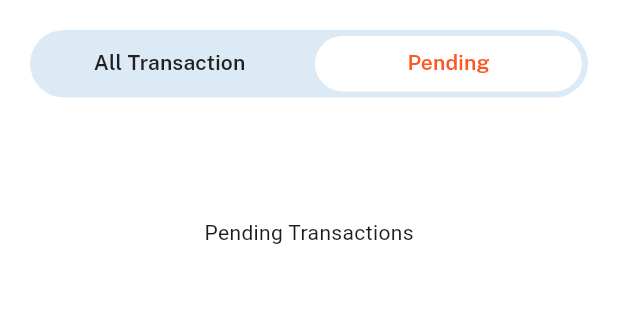
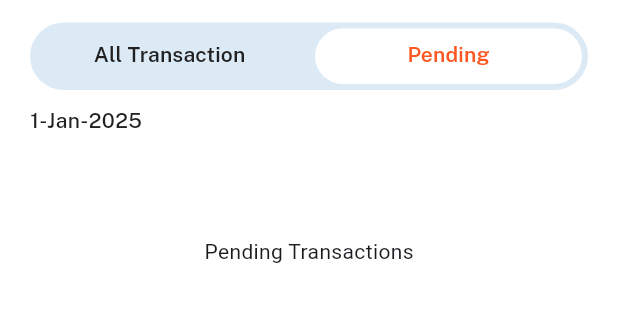
Before and after one commit to Sabusabith/parking_admin, a Flutter app: the BottomScreen widget shown alone on an empty page, opened directly, tab 2 chosen, on a phone screen of 412 x 824 dp, the part 90-412 px from its top. Run offline on Flutter 3.47's test engine with Material 3 defaults, Android fonts, the phone set to English and light mode, and no system bars; our stand-ins replace flutter_otp_text_field, flutter_svg, get, google_fonts, smooth_page_indicator, syncfusion_flutter_charts.

Commit message:
commit after complete wallet ui design

```diff
--- /dev/null
+++ b/lib/views/home/my_wallet/bottom_screen/all_transaction_tab/all_transaction_tab.dart
@@ -0,0 +1,251 @@
+import 'package:flutter/material.dart';
+import 'package:flutter_svg/flutter_svg.dart';
+import 'package:get/get_state_manager/src/rx_flutter/rx_obx_widget.dart';
+import 'package:google_fonts/google_fonts.dart';
+
+import '../../../../../utils/common/appcolors.dart';
+import '../../../../../utils/dummy_datas/all_booking_data.dart';
+
+class AllTransactionTab extends StatelessWidget {
+  const AllTransactionTab({super.key});
+
+  @override
+  Widget build(BuildContext context) {
+    Size size = MediaQuery.of(context).size;
+    return Expanded(
+      child: ListView.builder(
+        physics: BouncingScrollPhysics(),
+        itemCount: bookingdatas.length,
+        itemBuilder: (context, index) {
+          return Padding(
+            padding: const EdgeInsets.symmetric(horizontal: 20),
+            child: Column(
+              children: [
+                SizedBox(
+                  height: 10,
+                ),
+                Stack(children: [
+                  Container(
+                    // color: Colors.red,
+                    height: 100,
+                    width: size.width,
+                    child: Padding(
+                      padding: const EdgeInsets.only(top: 7),
+                      child: Container(
+                          width: size.width,
+                          height: 90,
+                          decoration: BoxDecoration(
+                              color: kgreytilecolor,
+                              borderRadius: BorderRadius.circular(24)),
+                          child: Stack(children: [
+                            Column(children: [
+                              Row(
+                                mainAxisAlignment: MainAxisAlignment.start,
+                                children: [
+                                  Container(
+                                    width: 100,
+                                    height: 90,
+                                    // color: Colors.green.withOpacity(.5),
+                                    child: Padding(
+                                      padding: const EdgeInsets.only(left: 15),
+                                      child: Column(
+                                        crossAxisAlignment:
+                                            CrossAxisAlignment.start,
+                                        mainAxisAlignment:
+                                            MainAxisAlignment.center,
+                                        children: [
+                                          Row(
+                                            crossAxisAlignment:
+                                                CrossAxisAlignment.start,
+                                            children: [
+                                              //car image
+                                              Column(
+                                                children: [
+                                                  Image.asset(
+                                                    bookingdatas[index].image,
+                                                    height: 29,
+                                                  ),
+                                                  SizedBox(
+                                                    width: 80,
+                                                    child: Text(
+                                                      bookingdatas[index]
+                                                          .vehiclename,
+                                                      style: GoogleFonts
+                                                          .publicSans(
+                                                        fontSize: 10,
+                                                        fontWeight:
+                                                            FontWeight.w500,
+                                                        color: Colors
+                                                            .grey.shade900,
+                                                      ),
+                                                      overflow:
+                                                          TextOverflow.ellipsis,
+                                                      textAlign:
+                                                          TextAlign.center,
+                                                    ),
+                                                  )
+                                                ],
+                                              ),
+                                            ],
+                                          ),
+                                        ],
+                                      ),
+                                    ),
+                                  ),
+                                  SizedBox(
+                                    width: 5,
+                                  ),
+                                  Container(
+                                    width: 3,
+                                    height: 63,
+                                    color: Color(0xffC6DFF8),
+                                  ),
+                                  Expanded(
+                                      flex: 2,
+                                      child: Container(
+                                        height: 90,
+                                        // color: ksecndrycolor,
+                                        child: Column(
+                                          mainAxisAlignment:
+                                              MainAxisAlignment.center,
+                                          children: [
+                                            SizedBox(
+                                              height: 5,
+                                            ),
+                                            Padding(
+                                              padding:
+                                                  const EdgeInsets.symmetric(
+                                                      horizontal: 10),
+                                              child: Row(
+                                                crossAxisAlignment:
+                                                    CrossAxisAlignment.center,
+                                                children: [
+                                                  SvgPicture.asset(
+                                                      "assets/icons/Clock.svg"),
+                                                  SizedBox(
+                                                    width: 7,
+                                                  ),
+                                                  Text(
+                                                    bookingdatas[index].time,
+                                                    style:
+                                                        GoogleFonts.publicSans(
+                                                            fontSize: 10,
+                                                            fontWeight:
+                                                                FontWeight.w500,
+                                                            color: Colors
+                                                                .grey.shade900),
+                                                  )
+                                                ],
+                                              ),
+                                            ),
+                                            SizedBox(
+                                              height: 5,
+                                            ),
+                                            Padding(
+                                              padding:
+                                                  const EdgeInsets.symmetric(
+                                                      horizontal: 10),
+                                              child: Row(
+                                                crossAxisAlignment:
+                                                    CrossAxisAlignment.center,
+                                                children: [
+                                                  SvgPicture.asset(
+                                                      "assets/icons/charge.svg"),
+                                                  SizedBox(
+                                                    width: 7,
+                                                  ),
+                                                  Text(
+                                                    bookingdatas[index]
+                                                        .charging,
+                                                    style:
+                                                        GoogleFonts.publicSans(
+                                                            fontSize: 10,
+                                                            fontWeight:
+                                                                FontWeight.w500,
+                                                            color: Colors
+                                                                .grey.shade900),
+                                                  )
+                                                ],
+                                              ),
+                                            ),
+                                            SizedBox(
+                                              height: 5,
+                                            ),
+                                            Padding(
+                                              padding:
+                                                  const EdgeInsets.symmetric(
+                                                      horizontal: 10),
+                                              child: Row(
+                                                crossAxisAlignment:
+                                                    CrossAxisAlignment.center,
+                                                children: [
+                                                  SvgPicture.asset(
+                                                      "assets/icons/flag.svg"),
+                                                  SizedBox(
+                                                    width: 7,
+                                                  ),
+                                                  Text(
+                                                    bookingdatas[index].slot,
+                                                    style:
+                                                        GoogleFonts.publicSans(
+                                                            fontSize: 10,
+                                                            fontWeight:
+                                                                FontWeight.w500,
+                                                            color: Colors
+                                                                .grey.shade900),
+                                                  )
+                                                ],
+                                              ),
+                                            ),
+                                          ],
+                                        ),
+                                      )),
+                                  Column(
+                                    mainAxisAlignment: MainAxisAlignment.start,
+                                    // crossAxisAlignment: CrossAxisAlignment.start,
+                                    children: [
+                                      Text(
+                                        "Paid",
+                                        style: GoogleFonts.publicSans(
+                                            color: Colors.black,
+                                            fontSize: 14,
+                                            fontWeight: FontWeight.w700),
+                                      ),
+                                      SizedBox(
+                                        height: 7,
+                                      ),
+                                      Text(
+                                        "₹1999",
+                                        style: GoogleFonts.publicSans(
+                                            color: kgreencolor,
+                                            fontSize: 16,
+                                            fontWeight: FontWeight.w700,
+                                            fontStyle: FontStyle.italic),
+                                      )
+                                    ],
+                                  ),
+                                  SizedBox(
+                                    width: 15,
+                                  )
+                                ],
+                              ),
+                            ]),
+                          ])),
+                    ),
+                  ),
+                  Positioned(
+                      right: 0,
+                      top: 0,
+                      child: SvgPicture.asset(
+                        "assets/icons/tick2.svg",
+                        height: 22,
+                      ))
+                ])
+              ],
+            ),
+          );
+        },
+      ),
+    );
+  }
+}
--- a/lib/views/home/my_wallet/bottom_screen.dart
+++ b/lib/views/home/my_wallet/bottom_screen/bottom_screen.dart
@@ -2,6 +2,7 @@ import 'package:flutter/material.dart';
 import 'package:flutter_svg/flutter_svg.dart';
 import 'package:google_fonts/google_fonts.dart';
 import 'package:parking_app_admin/utils/common/appcolors.dart';
+import 'package:parking_app_admin/views/home/my_wallet/bottom_screen/all_transaction_tab/all_transaction_tab.dart';
 
 class BottomScreen extends StatelessWidget {
   const BottomScreen({super.key});
@@ -79,7 +80,7 @@ class BottomScreen extends StatelessWidget {
               ],
             ),
           ),
-          const SizedBox(height: 20),
+          const SizedBox(height: 15),
 
           // TabBar
           Expanded(
@@ -96,7 +97,8 @@ class BottomScreen extends StatelessWidget {
                         borderRadius: BorderRadius.circular(30)),
                     child: TabBar(
                       indicatorSize: TabBarIndicatorSize.tab,
-                      indicatorPadding: EdgeInsets.only(left: 4,right: 4,top: 4,bottom: 4),
+                      indicatorPadding:
+                          EdgeInsets.only(left: 4, right: 4, top: 4, bottom: 4),
                       indicator: BoxDecoration(
                           color: Colors.white,
                           borderRadius: BorderRadius.circular(25)),
@@ -114,13 +116,33 @@ class BottomScreen extends StatelessWidget {
                       ],
                     ),
                   ),
-                  const Expanded(
-                    child: TabBarView(
+                  Expanded(
+                    child: Column(
                       children: [
-                        // Tab 1 content
-                        Center(child: Text("Completed Transactions")),
-                        // Tab 2 content
-                        Center(child: Text("Pending Transactions")),
+                        SizedBox(height: 10,),
+                        Padding(
+                          padding: const EdgeInsets.symmetric(horizontal: 20),
+                          child: Row(mainAxisAlignment: MainAxisAlignment.start,
+                            children: [
+                              Text(
+                                "1-Jan-2025",
+                                style: GoogleFonts.publicSans(
+                                    color: Colors.grey.shade900,
+                                    fontSize: 14,
+                                    fontWeight: FontWeight.w500),
+                              ),
+                            ],
+                          ),
+                        ),
+                        Expanded(
+                          child: TabBarView(
+                            children: [
+                            AllTransactionTab(),
+                              // Tab 2 content
+                              Center(child: Text("Pending Transactions")),
+                            ],
+                          ),
+                        ),
                       ],
                     ),
                   ),
--- /dev/null
+++ b/lib/views/home/my_wallet/bottom_screen/pending_tab/pending_tab.dart
@@ -0,0 +1,11 @@
+import 'package:flutter/material.dart';
+
+class PendingTab extends StatelessWidget {
+  const PendingTab({super.key});
+
+  @override
+  Widget build(BuildContext context) {
+    Size size = MediaQuery.of(context).size;
+    return const Placeholder();
+  }
+}
--- a/lib/views/home/my_wallet/my_wallet.dart
+++ b/lib/views/home/my_wallet/my_wallet.dart
@@ -4,7 +4,7 @@ import 'package:flutter/material.dart';
 import 'package:flutter_svg/flutter_svg.dart';
 import 'package:google_fonts/google_fonts.dart';
 import 'package:parking_app_admin/utils/common/appcolors.dart';
-import 'package:parking_app_admin/views/home/my_wallet/bottom_screen.dart';
+import 'package:parking_app_admin/views/home/my_wallet/bottom_screen/bottom_screen.dart';
 import 'package:parking_app_admin/views/home/my_wallet/payout_button.dart';
 import 'package:parking_app_admin/views/home/my_wallet/wallet_data_card.dart';
 
```
Also changed, not shown: assets/icons/tick2.svg (added).
